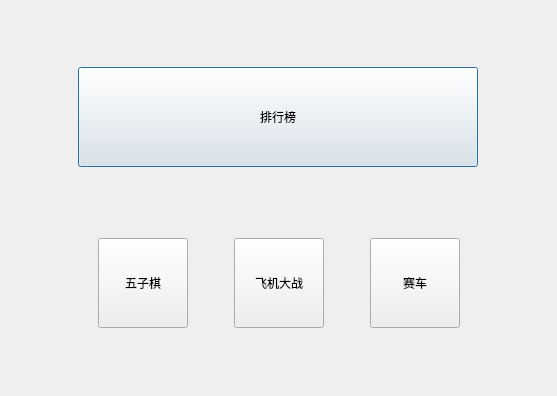
Sanzo00/GamePlatform, file Game/userspace.ui: the form before one commit.
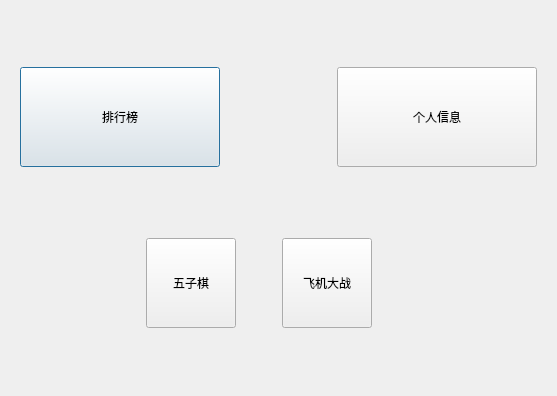
The form after the commit.

Patch:
```diff
--- a/Game/userspace.ui
+++ b/Game/userspace.ui
@@ -33,13 +33,13 @@
        <widget class="QPushButton" name="pushButton">
         <property name="minimumSize">
          <size>
-          <width>400</width>
+          <width>200</width>
           <height>100</height>
          </size>
         </property>
         <property name="maximumSize">
          <size>
-          <width>400</width>
+          <width>200</width>
           <height>100</height>
          </size>
         </property>
@@ -48,6 +48,38 @@
         </property>
        </widget>
       </item>
+      <item>
+       <spacer name="horizontalSpacer_5">
+        <property name="orientation">
+         <enum>Qt::Horizontal</enum>
+        </property>
+        <property name="sizeHint" stdset="0">
+         <size>
+          <width>40</width>
+          <height>20</height>
+         </size>
+        </property>
+       </spacer>
+      </item>
+      <item>
+       <widget class="QPushButton" name="pushButton_3">
+        <property name="minimumSize">
+         <size>
+          <width>200</width>
+          <height>100</height>
+         </size>
+        </property>
+        <property name="maximumSize">
+         <size>
+          <width>200</width>
+          <height>100</height>
+         </size>
+        </property>
+        <property name="text">
+         <string>个人信息</string>
+        </property>
+       </widget>
+      </item>
      </layout>
     </widget>
    </item>
@@ -143,25 +175,6 @@
         </property>
        </spacer>
       </item>
-      <item>
-       <widget class="QPushButton" name="pushButton_3">
-        <property name="minimumSize">
-         <size>
-          <width>90</width>
-          <height>90</height>
-         </size>
-        </property>
-        <property name="maximumSize">
-         <size>
-          <width>90</width>
-          <height>90</height>
-         </size>
-        </property>
-        <property name="text">
-         <string>赛车</string>
-        </property>
-       </widget>
-      </item>
       <item>
        <spacer name="horizontalSpacer_2">
         <property name="orientation">
```
Left out of the diff: 2 changed lines with no effect on the pictures.
